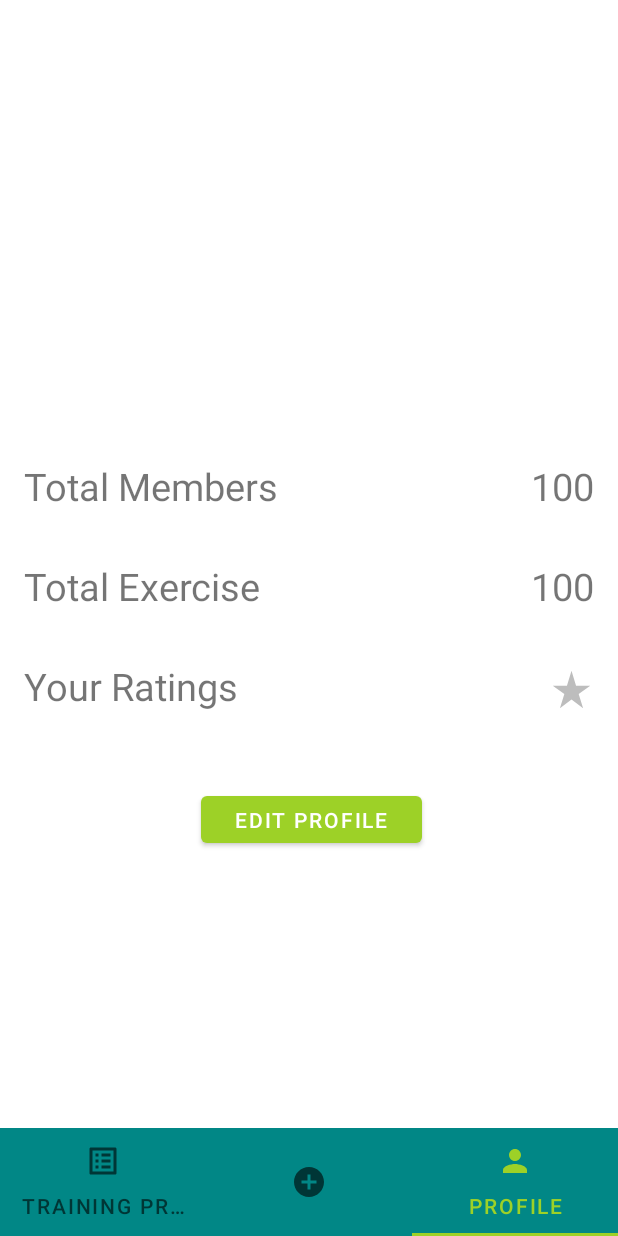
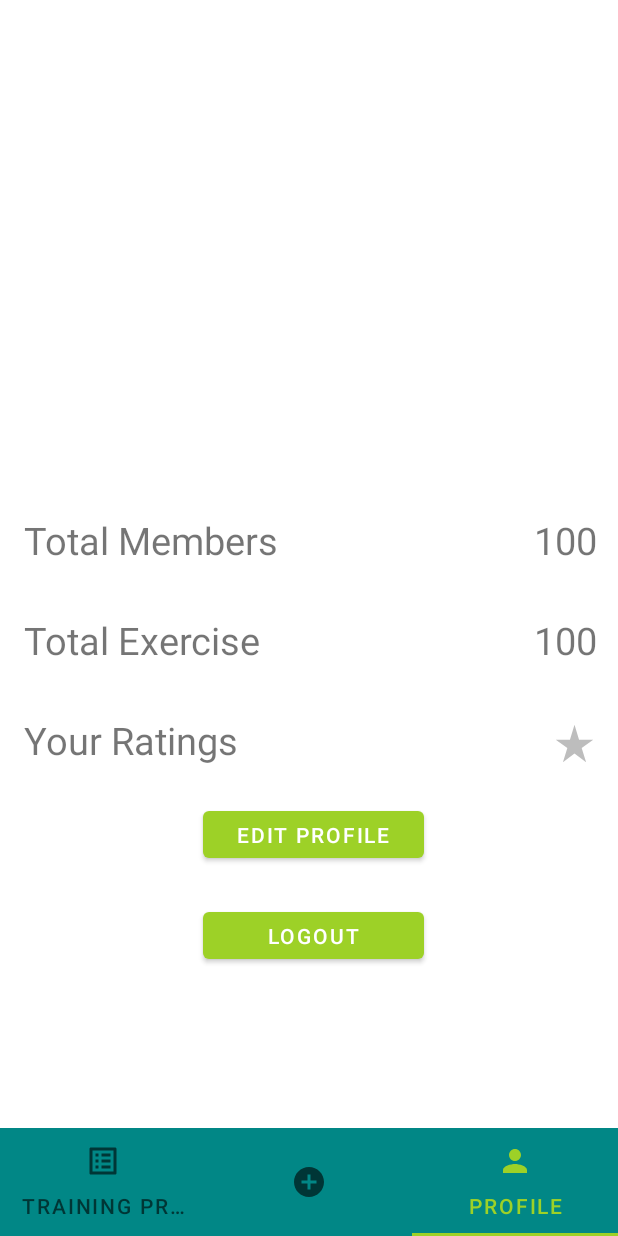
Before and after one commit to Brian-Kraosio/Zahfit_Trainer, an Android app: the TrainerHomepageFragment screen opened directly, with no data from a screen before it, item 3 of the bottom bar chosen, on a phone screen of 412 x 824 dp. Run offline under Robolectric (Android 15) with nearby library versions, the phone set to English and light mode, and no system bars; our stand-ins replace Firebase (no records; nobody signed in at launch, a user with empty details on screens opened directly), data binding.

Commit message:
logout done

```diff
--- a/app/src/main/java/com/example/zahfit_trainer/profile/ProfileFragment.java
+++ b/app/src/main/java/com/example/zahfit_trainer/profile/ProfileFragment.java
@@ -112,7 +112,13 @@ public class ProfileFragment extends Fragment {
             }
         });
 
-
+        binding.btnLogout.setOnClickListener(new View.OnClickListener() {
+            @Override
+            public void onClick(View v) {
+                FirebaseAuth.getInstance().signOut();
+                Navigation.findNavController(view).navigate(R.id.loginFragment);
+            }
+        });
         return view;
     }
 
--- a/app/src/main/java/com/example/zahfit_trainer/trainingProgram/TrainingProgramAdapter.java
+++ b/app/src/main/java/com/example/zahfit_trainer/trainingProgram/TrainingProgramAdapter.java
@@ -57,7 +57,6 @@ public class TrainingProgramAdapter extends RecyclerView.Adapter<TrainingProgram
         }
 
         public void bind(Plan plan){
-            Glide.with(binding.getRoot().getContext()).load(plan.getUri()).into(binding.imageView2);
             binding.setPlan(plan);
             binding.executePendingBindings();
         }
--- a/app/src/main/res/layout/fragment_profile.xml
+++ b/app/src/main/res/layout/fragment_profile.xml
@@ -88,7 +88,7 @@
             android:id="@+id/btn_edit"
             android:layout_width="147dp"
             android:layout_height="43dp"
-            android:layout_marginTop="50dp"
+            android:layout_marginTop="24dp"
             android:text="EDIT PROFILE"
             app:layout_constraintEnd_toEndOf="parent"
             app:layout_constraintHorizontal_bias="0.507"
@@ -115,6 +115,17 @@
             app:layout_constraintBottom_toBottomOf="@+id/ratings"
             app:layout_constraintEnd_toEndOf="parent" />
 
+        <Button
+            android:id="@+id/btn_logout"
+            android:layout_width="147dp"
+            android:layout_height="43dp"
+            android:layout_marginTop="24dp"
+            android:text="Logout"
+            app:layout_constraintEnd_toEndOf="parent"
+            app:layout_constraintHorizontal_bias="0.507"
+            app:layout_constraintStart_toStartOf="parent"
+            app:layout_constraintTop_toBottomOf="@+id/btn_edit" />
+
     </androidx.constraintlayout.widget.ConstraintLayout>
     </FrameLayout>
 </layout>
--- a/app/src/main/res/layout/fragment_trainer_homepage.xml
+++ b/app/src/main/res/layout/fragment_trainer_homepage.xml
@@ -20,13 +20,12 @@
 
             <androidx.viewpager.widget.ViewPager
                 android:id="@+id/viewPager"
-                android:layout_width="0dp"
-                android:layout_height="0dp"
+                android:layout_width="414dp"
+                android:layout_height="680dp"
                 android:layout_weight="1"
                 android:background="@android:color/white"
                 app:layout_constraintBottom_toTopOf="@+id/tabs"
                 app:layout_constraintEnd_toEndOf="parent"
-                app:layout_constraintHorizontal_bias="0.0"
                 app:layout_constraintStart_toStartOf="parent"
                 app:layout_constraintTop_toTopOf="parent"></androidx.viewpager.widget.ViewPager>
 
```
